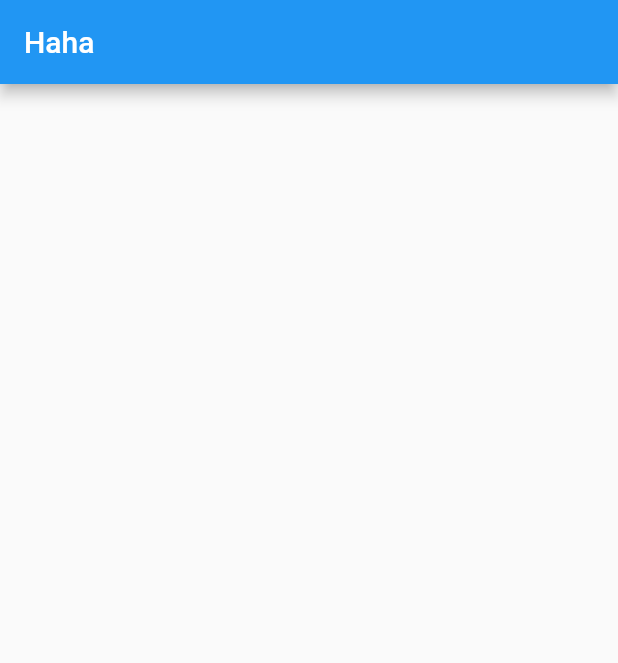
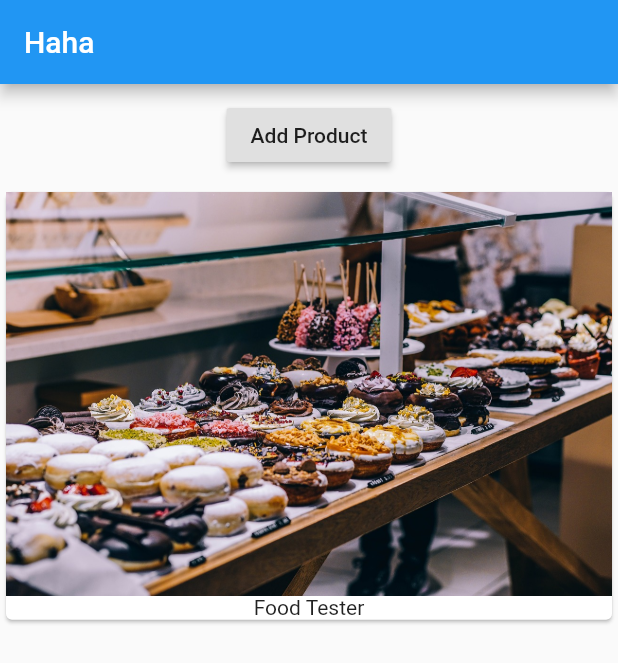
Before and after one commit to 123jkl6/test_flutter, a Flutter app: the screen it shows after launch, on a phone screen of 412 x 824 dp. Shown: the top 663 px of the screen. Run offline on Flutter 3.47's test engine with Material 2 defaults, Android fonts, the phone set to English and light mode, and no system bars.

Commit message:
proceeded further with course.

```diff
--- a/lib/main.dart
+++ b/lib/main.dart
@@ -1,18 +1,18 @@
 import 'package:flutter/material.dart';
 
-main(){
-  runApp(MyApp());
-}
+import './product_manager.dart';
+
+void main() => runApp(MyApp());
 
 class MyApp extends StatelessWidget {
   @override
   Widget build(BuildContext context) {
-
     return MaterialApp(
-      home:Scaffold(
-        appBar:AppBar(
-          title:Text('Haha'),
+      home: Scaffold(
+        appBar: AppBar(
+          title: Text('Haha'),
         ),
+        body: ProductManager('Food Tester'),
       ),
     );
   }
--- /dev/null
+++ b/lib/product_manager.dart
@@ -0,0 +1,47 @@
+import 'package:flutter/material.dart';
+
+import './products.dart';
+
+class ProductManager extends StatefulWidget {
+
+  final String startingProduct;
+
+  ProductManager(this.startingProduct);
+
+  @override
+  State<StatefulWidget> createState() {
+    return _ProductManagerState();
+  }
+}
+
+class _ProductManagerState extends State<ProductManager> {
+  List<String> _products = [];
+
+  @override
+  void initState() {
+    _products.add(widget.startingProduct);
+    //needs to be called at the end
+    super.initState();
+  }
+
+  @override
+  Widget build(BuildContext context) {
+    return Column(
+      children: [
+        Container(
+          margin: EdgeInsets.all(10.0),
+          child: RaisedButton(
+            child: Text('Add Product'),
+            onPressed: () {
+              print('haha');
+              setState(() {
+                _products.add('Add Food Tester.');
+              });
+            },
+          ),
+        ),
+        Products(_products),
+      ],
+    );
+  }
+}
--- /dev/null
+++ b/lib/products.dart
@@ -0,0 +1,25 @@
+import 'package:flutter/material.dart';
+
+class Products extends StatelessWidget{
+  final List<String> products;
+
+  Products(this.products);
+
+  @override
+  Widget build(BuildContext context) {
+    return Column(
+              children: products
+                  .map(
+                    (element) => Card(
+                            child: Column(
+                          children: <Widget>[
+                            Image.asset('assets/food.jpg'),
+                            Text(element)
+                          ],
+                        )),
+                  )
+                  .toList(),
+            );
+  }
+
+}
--- a/pubspec.yaml
+++ b/pubspec.yaml
@@ -41,8 +41,8 @@ flutter:
   uses-material-design: true
 
   # To add assets to your application, add an assets section, like this:
-  # assets:
-  #  - images/a_dot_burr.jpeg
+  assets:
+    - assets/food.jpg
   #  - images/a_dot_ham.jpeg
 
   # An image asset can refer to one or more resolution-specific "variants", see
```
Also changed, not shown: assets/food.jpg (added).
